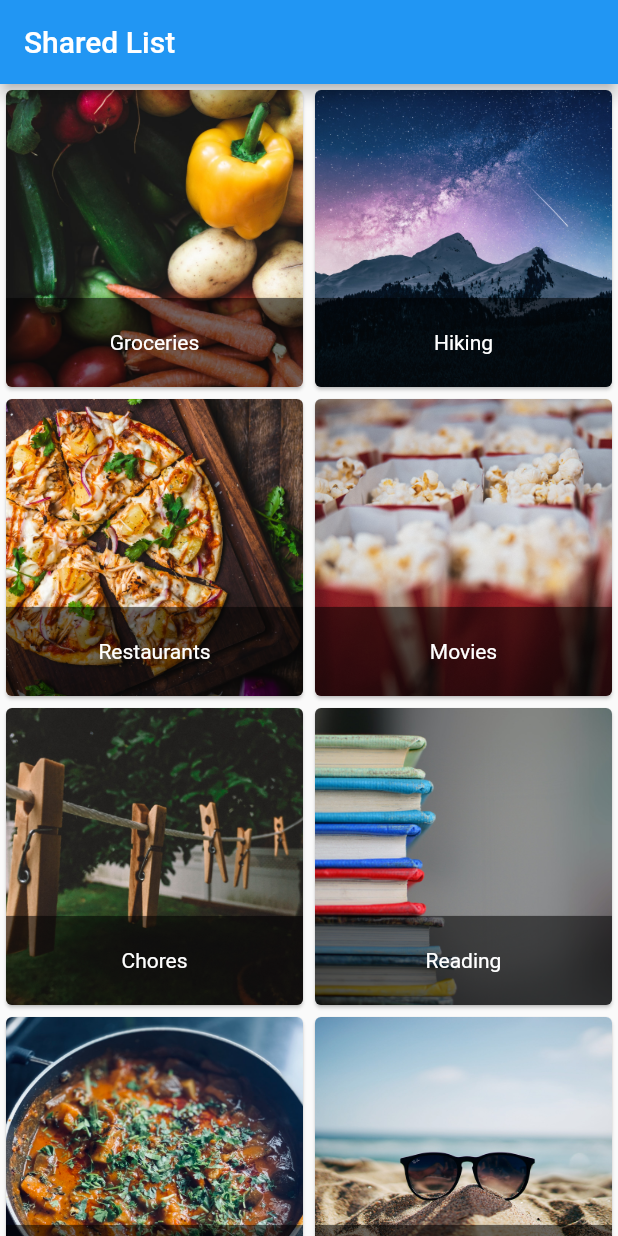
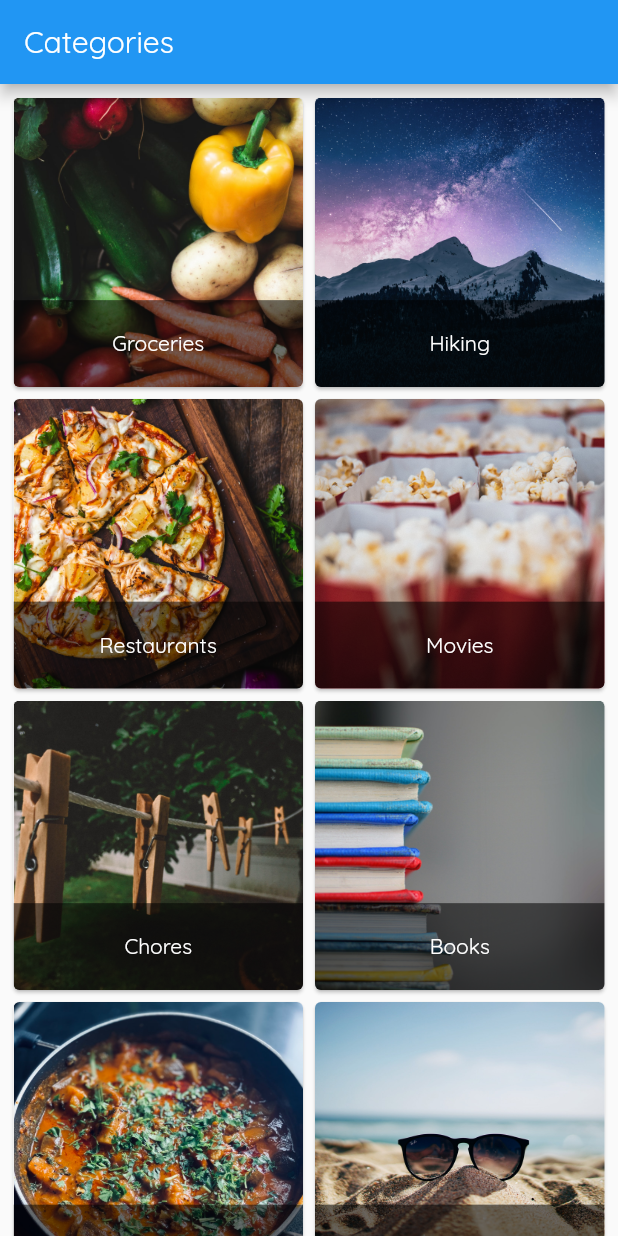
Before and after one commit to tsaixing/flutter_playground, a Flutter app: the screen it shows after launch, on a phone screen of 412 x 824 dp. Run offline on Flutter 3.47's test engine with Material 2 defaults, Android fonts, the phone set to English and light mode, and no system bars.

Commit message:
- Multiple Screens - Navigation stacks on mobile - Mock data - Creating model objects

```diff
--- a/lib/list_type/type_card.dart
+++ b/lib/categories/category_card.dart
@@ -1,27 +1,42 @@
 import 'package:flutter/material.dart';
+import 'package:flutter_playground/checklist/checklist_page.dart';
 
-class TypeCard extends StatelessWidget {
-  final String cardTitle;
+class CategoryCard extends StatelessWidget {
+  final String title;
   final String backgroundImageUrl;
 
-  const TypeCard({
+  const CategoryCard({
     Key? key,
-    required this.cardTitle,
+    required this.title,
     required this.backgroundImageUrl,
   }) : super(key: key);
 
+  void selectCategory(BuildContext ctx) {
+    Navigator.of(ctx).push(
+      MaterialPageRoute(
+        builder: (_) {
+          return const ChecklistPage();
+        },
+      ),
+    );
+  }
+
   @override
   Widget build(BuildContext context) {
-    return Card(
+    return InkWell(
+      onTap: () => selectCategory(context),
+      splashColor: Theme.of(context).primaryColor,
+      // borderRadius: BorderRadius.circular(15),
+      child: Card(
         clipBehavior: Clip.antiAlias,
         child: Container(
           decoration: BoxDecoration(
+            // borderRadius: BorderRadius.circular(15),
             image: DecorationImage(
               fit: BoxFit.cover,
               image: AssetImage(backgroundImageUrl),
             ),
           ),
-        child: Flexible(
           child: Align(
             alignment: Alignment.bottomCenter,
             child: FractionallySizedBox(
@@ -34,7 +49,7 @@ class TypeCard extends StatelessWidget {
                 height: 5,
                 child: Center(
                   child: Text(
-                    cardTitle,
+                    title,
                     style: const TextStyle(
                       color: Colors.white,
                       overflow: TextOverflow.ellipsis,
--- /dev/null
+++ b/lib/categories/category_page.dart
@@ -0,0 +1,27 @@
+import 'package:flutter/material.dart';
+import 'package:flutter_playground/categories/dummy_data.dart';
+
+import './category_card.dart';
+
+class CategoryPage extends StatelessWidget {
+  const CategoryPage({
+    Key? key,
+  }) : super(key: key);
+
+  @override
+  Widget build(BuildContext context) {
+    return Scaffold(
+      appBar: AppBar(title: const Text('Categories')),
+      body: GridView.count(
+          padding: const EdgeInsets.all(5),
+          crossAxisCount: 2,
+          crossAxisSpacing: 0,
+          mainAxisSpacing: 0,
+          childAspectRatio: 1 / 1,
+          children: DUMMY_CATEGORIES
+              .map((data) => CategoryCard(
+                  title: data.title, backgroundImageUrl: data.imageUrl))
+              .toList()),
+    );
+  }
+}
--- /dev/null
+++ b/lib/categories/dummy_data.dart
@@ -0,0 +1,44 @@
+import 'category_model.dart';
+
+const DUMMY_CATEGORIES = [
+  Category(
+    id: 'c1',
+    title: 'Groceries',
+    imageUrl: 'assets/images/groceries.jpeg',
+  ),
+  Category(
+    id: 'c2',
+    title: 'Hiking',
+    imageUrl: 'assets/images/hiking.jpeg',
+  ),
+  Category(
+    id: 'c3',
+    title: 'Restaurants',
+    imageUrl: 'assets/images/restaurants.jpeg',
+  ),
+  Category(
+    id: 'c4',
+    title: 'Movies',
+    imageUrl: 'assets/images/movies.jpeg',
+  ),
+  Category(
+    id: 'c5',
+    title: 'Chores',
+    imageUrl: 'assets/images/chores.jpeg',
+  ),
+  Category(
+    id: 'c6',
+    title: 'Books',
+    imageUrl: 'assets/images/reading.jpeg',
+  ),
+  Category(
+    id: 'c7',
+    title: 'Meals',
+    imageUrl: 'assets/images/meals.jpeg',
+  ),
+  Category(
+    id: 'c8',
+    title: 'Vacations',
+    imageUrl: 'assets/images/vacations.jpeg',
+  ),
+];
--- a/lib/list_type/type_page.dart
+++ /dev/null
@@ -1,47 +0,0 @@
-import 'package:flutter/material.dart';
-
-import './type_card.dart';
-
-class TypePage extends StatelessWidget {
-  const TypePage({
-    Key? key,
-  }) : super(key: key);
-
-  @override
-  Widget build(BuildContext context) {
-    return GridView.count(crossAxisCount: 2, children: <Widget>[
-      TypeCard(
-        cardTitle: 'Groceries',
-        backgroundImageUrl: 'assets/images/groceries.jpeg',
-      ),
-      TypeCard(
-        cardTitle: 'Hiking',
-        backgroundImageUrl: 'assets/images/hiking.jpeg',
-      ),
-      TypeCard(
-        cardTitle: 'Restaurants',
-        backgroundImageUrl: 'assets/images/restaurants.jpeg',
-      ),
-      TypeCard(
-        cardTitle: 'Movies',
-        backgroundImageUrl: 'assets/images/movies.jpeg',
-      ),
-      TypeCard(
-        cardTitle: 'Chores',
-        backgroundImageUrl: 'assets/images/chores.jpeg',
-      ),
-      TypeCard(
-        cardTitle: 'Reading',
-        backgroundImageUrl: 'assets/images/reading.jpeg',
-      ),
-      TypeCard(
-        cardTitle: 'Meals',
-        backgroundImageUrl: 'assets/images/meals.jpeg',
-      ),
-      TypeCard(
-        cardTitle: 'Vacations',
-        backgroundImageUrl: 'assets/images/vacations.jpeg',
-      ),
-    ]);
-  }
-}
--- a/lib/main.dart
+++ b/lib/main.dart
@@ -1,24 +1,20 @@
 import 'package:flutter/material.dart';
 
-import './list_type/type_page.dart';
+import './categories/category_page.dart';
 
 void main() => runApp(const SharedList());
 
-class SharedList extends StatefulWidget {
+class SharedList extends StatelessWidget {
   const SharedList({Key? key}) : super(key: key);
 
   @override
-  State<SharedList> createState() => _SharedListState();
-}
-
-class _SharedListState extends State<SharedList> {
-  @override
   Widget build(BuildContext context) {
     return MaterialApp(
-      home: Scaffold(
-        appBar: AppBar(title: const Text('Shared List')),
-        body: const TypePage(),
+      title: "Shared List",
+      theme: ThemeData(
+        fontFamily: 'Quicksand',
       ),
+      home: const CategoryPage(),
     );
   }
 }
```
Also changed, not shown: lib/categories/category_model.dart (added, +7 -0 lines), lib/checklist/checklist_model.dart (added, +9 -0 lines), lib/checklist/checklist_page.dart (added, +29 -0 lines), lib/checklist/dummy_data.dart (added, +28 -0 lines), pubspec.yaml (+6 -6 lines), assets/fonts/Quicksand-Bold.ttf (added), assets/fonts/Quicksand-Light.ttf (added), assets/fonts/Quicksand-Medium.ttf (added), assets/fonts/Quicksand-Regular.ttf (added), assets/fonts/Quicksand-SemiBold.ttf (added). Lines whose indentation alone changed are shown as unchanged.
